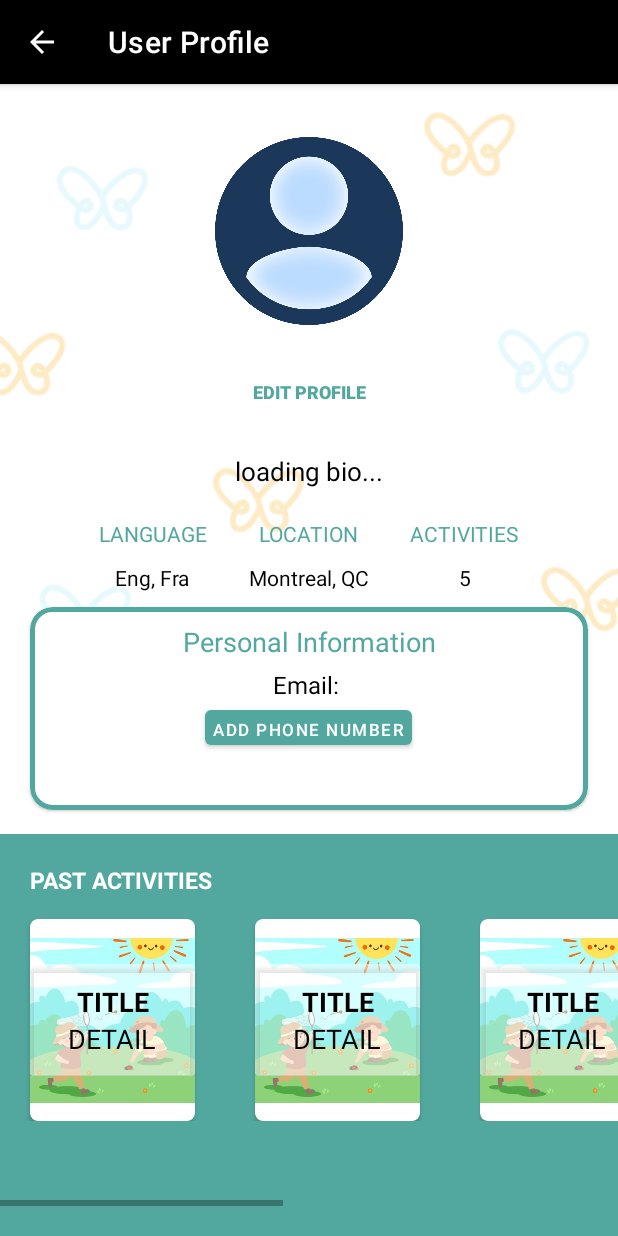
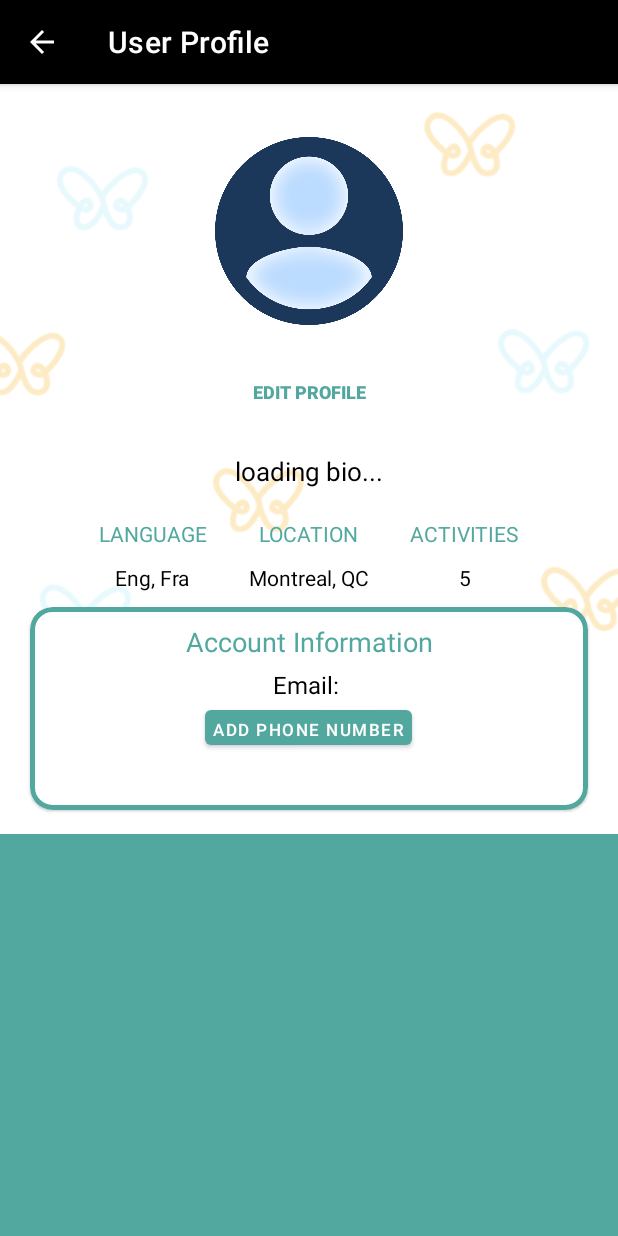
Before and after one commit to AC159/Soen-490-Papilio, an Android app: the UserProfileActivity screen opened directly, with no data from a screen before it, on a phone screen of 412 x 824 dp. Run offline under Robolectric (Android 15) with nearby library versions, the phone set to English and light mode, and no system bars; our stand-ins replace Firebase (no records; nobody signed in at launch, a user with empty details on screens opened directly); libraries missing offline, so code that uses them is left out: com.github.dhaval2404.imagepicker; pictures from the network do not load; 1 statement that could not run was skipped.

Commit message:
Removed past activities from user profile

```diff
--- a/app/src/main/res/layout/activity_user_profile.xml
+++ b/app/src/main/res/layout/activity_user_profile.xml
@@ -271,46 +271,9 @@
         <LinearLayout
             android:id="@+id/user_profile_activities_box"
             android:layout_width="match_parent"
-            android:layout_height="0dp"
-            android:layout_weight="1"
+            android:layout_height="match_parent"
             android:background="@color/light_sea_green"
             android:orientation="vertical">
-
-            <TextView
-                android:layout_width="wrap_content"
-                android:layout_height="wrap_content"
-                android:paddingStart="20dp"
-                android:paddingTop="20dp"
-                android:paddingEnd="20dp"
-                android:text="@string/past_activities"
-                android:textColor="@color/white"
-                android:textSize="15sp"
-                android:textStyle="bold" />
-
-            <HorizontalScrollView
-                android:layout_width="wrap_content"
-                android:layout_height="match_parent"
-                android:layout_marginBottom="20dp">
-
-                <LinearLayout
-                    android:layout_width="wrap_content"
-                    android:layout_height="match_parent"
-                    android:scrollbars="none">
-
-                    <include layout="@layout/user_profile_activity_box" />
-
-                    <include layout="@layout/user_profile_activity_box" />
-
-                    <include layout="@layout/user_profile_activity_box" />
-
-                    <include layout="@layout/user_profile_activity_box" />
-
-                    <include layout="@layout/user_profile_activity_box" />
-
-                    <include layout="@layout/user_profile_activity_box" />
-
-                </LinearLayout>
-            </HorizontalScrollView>
         </LinearLayout>
 
     </LinearLayout>
--- a/app/src/main/res/values/strings.xml
+++ b/app/src/main/res/values/strings.xml
@@ -122,7 +122,7 @@
     <string name="past_activities">PAST ACTIVITIES</string>
     <string name="example_phone_number">Phone: +14384532313</string>
     <string name="example_email">Email: john.doe@email.ca</string>
-    <string name="personal_information_title">Personal Information</string>
+    <string name="personal_information_title">Account Information</string>
     <string name="activity_count_example">5</string>
     <string name="activities_header">ACTIVITIES</string>
     <string name="example_location_montreal">Montreal, QC</string>
```
